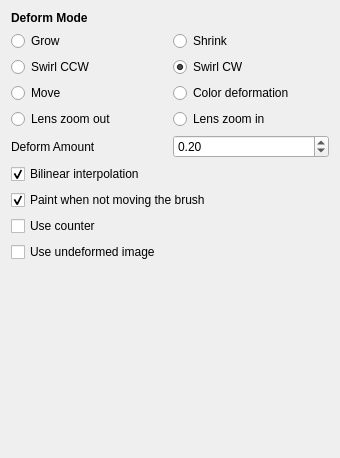
Old version of the form krita/plugins/paintops/deform/wdgdeformoptions.ui in the repository KDE/krita.
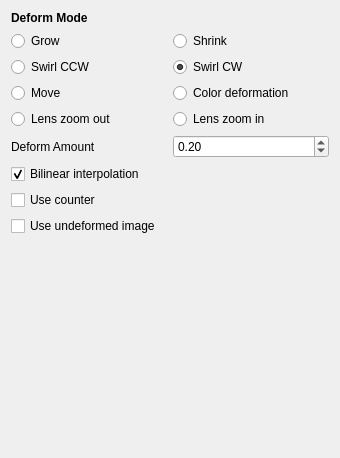
New version of the form.

Commit message: Remove "Paint when not moving the brush" option and replace it with Airbrush option.

What changed in the file:
```diff
--- a/krita/plugins/paintops/deform/wdgdeformoptions.ui
+++ b/krita/plugins/paintops/deform/wdgdeformoptions.ui
@@ -134,31 +134,21 @@
      </property>
     </widget>
    </item>
-   <item row="14" column="0" colspan="2">
-    <widget class="QCheckBox" name="addPaintChBox">
-     <property name="text">
-      <string>Paint when not moving the brush</string>
-     </property>
-     <property name="checked">
-      <bool>true</bool>
-     </property>
-    </widget>
-   </item>
-   <item row="15" column="0">
+   <item row="14" column="0">
     <widget class="QCheckBox" name="useCounter">
      <property name="text">
       <string>Use counter</string>
      </property>
     </widget>
    </item>
-   <item row="16" column="0" colspan="2">
+   <item row="15" column="0" colspan="2">
     <widget class="QCheckBox" name="useOldData">
      <property name="text">
       <string>Use undeformed image</string>
      </property>
     </widget>
    </item>
-   <item row="18" column="1">
+   <item row="17" column="1">
     <spacer name="verticalSpacer">
      <property name="orientation">
       <enum>Qt::Vertical</enum>
```
The commit also changes 6 other files.
